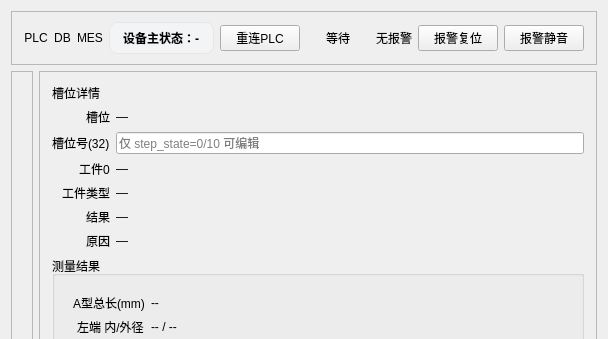
Above: apps/hmi_qt/production_widget.ui from xiaoan537/hmi_measure_mysql before the change; both pictures show x 0 to 608 and y 0 to 339 of the 608 by 1156 pixel window. Below: the same form after it.
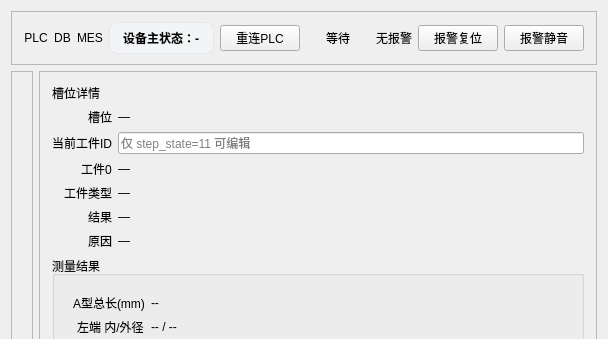
That is the form after the change.

Diff of the .ui file:
```diff
--- a/apps/hmi_qt/production_widget.ui
+++ b/apps/hmi_qt/production_widget.ui
@@ -238,14 +238,14 @@
           <item row="1" column="0">
            <widget class="QLabel" name="lblSlotIdCaption">
             <property name="text">
-             <string>槽位号(32)</string>
+             <string>当前工件ID</string>
             </property>
            </widget>
           </item>
           <item row="1" column="1">
            <widget class="QLineEdit" name="editSlotId">
             <property name="placeholderText">
-             <string>仅 step_state=0/10 可编辑</string>
+             <string>仅 step_state=11 可编辑</string>
             </property>
            </widget>
           </item>
```
